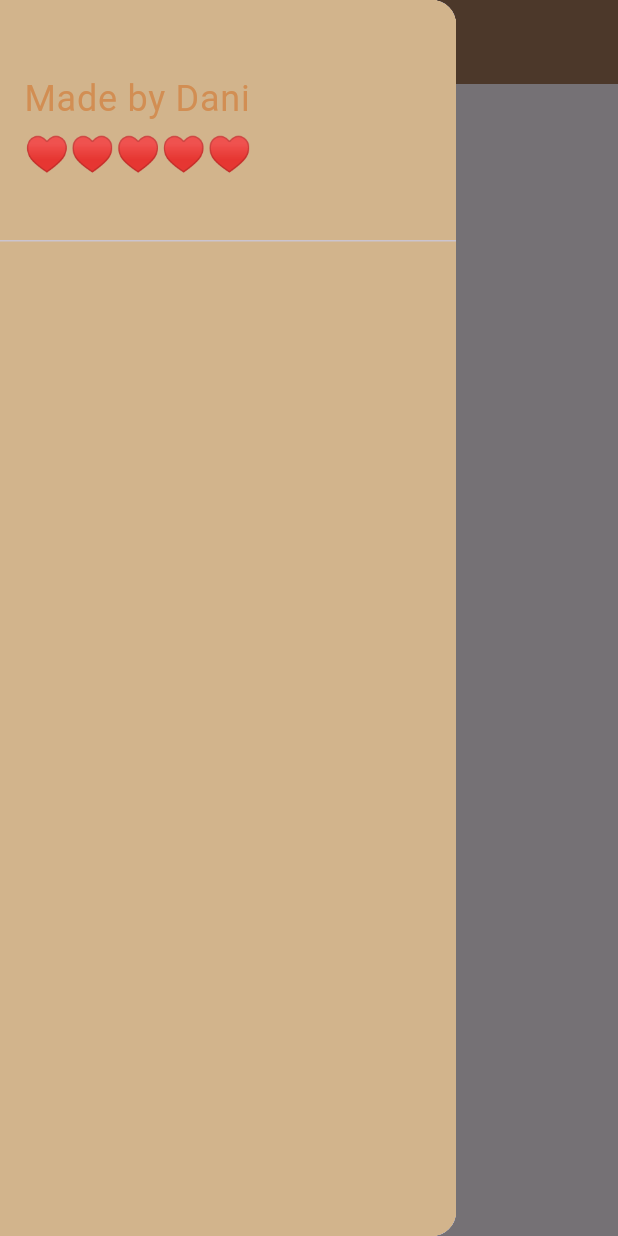
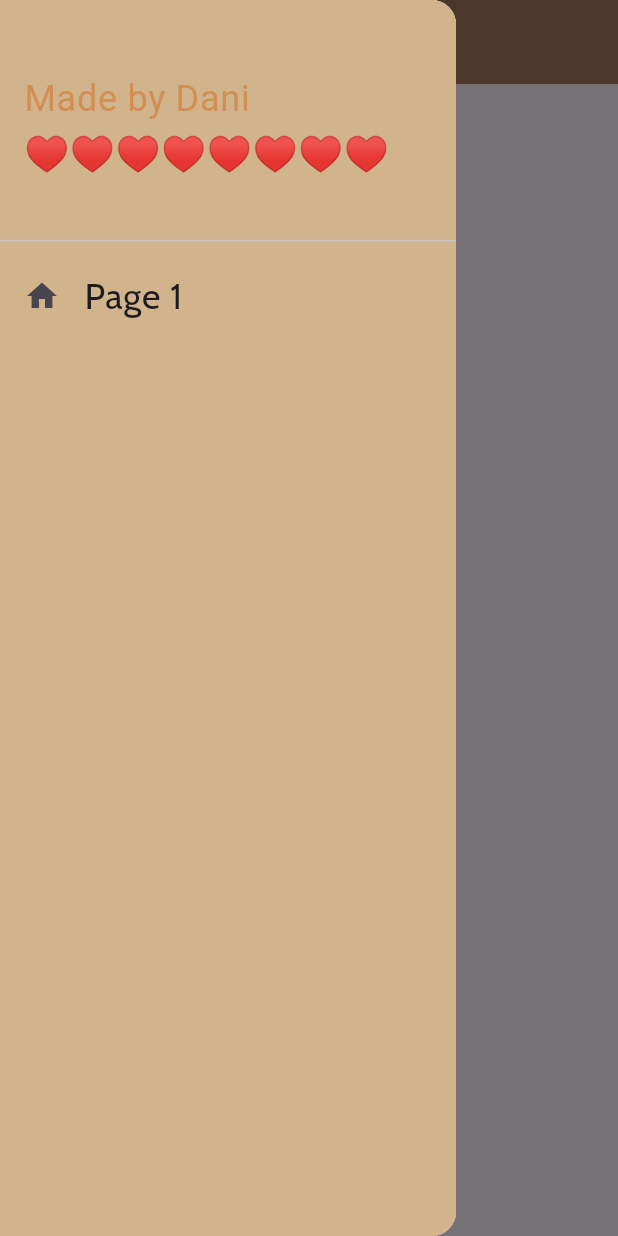
Before and after one commit to jovincia/drawer, a Flutter app: the screen it shows after launch, with the side drawer open, on a phone screen of 412 x 824 dp. Run offline on Flutter 3.47's test engine with Material 3 defaults, Android fonts, the phone set to English and light mode, and no system bars; our stand-ins replace google_fonts; Roboto replaces fonts that are missing (Calligraffitti).

Commit message:
new updates

```diff
--- a/lib/home_page.dart
+++ b/lib/home_page.dart
@@ -12,27 +12,35 @@ class HomePage extends StatelessWidget {
         backgroundColor: MainColors.brownCoffeeMilk,
       ),
       drawer: Drawer(
-        child:Container(
-          color: MainColors.brownNude,
-          child: ListView(
-            children: [
-              DrawerHeader(child: Center(
-                child: Text("Made by Dani ♥♥♥♥♥",
-                style:GoogleFonts.calligraffitti(
+          child: Container(
+        color: MainColors.brownNude,
+        child: ListView(
+          children: [
+            DrawerHeader(
+              child: Center(
+                child: Text("Made by Dani ♥♥♥♥♥♥♥♥",
+                    style: GoogleFonts.calligraffitti(
+                      fontSize: 24,
+                      color: MainColors.brown1,
+                    )),
+              ),
+            ),
+            ListTile(
+              leading: Icon(Icons.home),
+              title: Text(
+                "Page 1",
+                style: GoogleFonts.cabin(
                   fontSize:24,
-                  color:MainColors.brown1,
+                ),
 
+              ),
+              onTap: (){
 
-                )
-
-                ),
-              ))
-            ],
-
-          ),
-        )
-
-      ),
+              },
+            )
+          ],
+        ),
+      )),
     );
   }
 }
```
